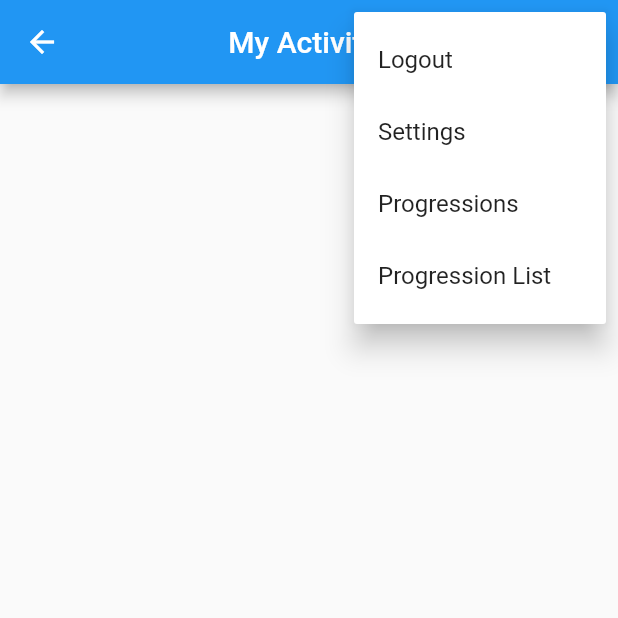
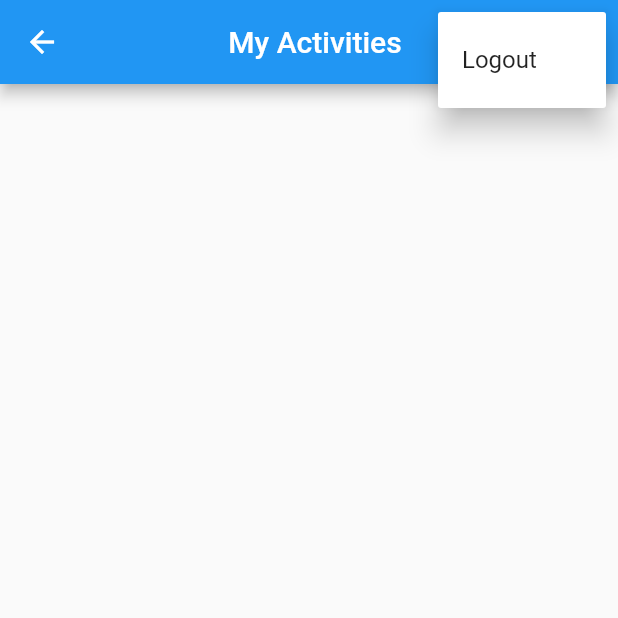
Before and after one commit to indumathiValliappan/continuum_mobile, a Flutter app: the MyGetHttpData screen opened directly, after a tap on the "more vert" icon, on a phone screen of 412 x 824 dp, the top half of it. Run offline on Flutter 3.47's test engine with Material 2 defaults, Android fonts, the phone set to English and light mode, and no system bars; our stand-ins replace carousel_slider, shared_preferences; accounts and stored records are empty.

```diff
--- a/flutter_app_ctm/lib/main.dart
+++ b/flutter_app_ctm/lib/main.dart
@@ -6,6 +6,7 @@ import 'dart:async';
 import 'dart:convert';
 
 import 'package:flutter/material.dart';
+import 'package:flutter_app_ctm/HomePage.dart';
 import 'package:flutter_app_ctm/pendingListPage.dart';
 import 'package:flutter_app_ctm/ProgressionListPage.dart';
 import 'package:http/http.dart' as http;
@@ -71,7 +72,7 @@ class MyApp extends StatelessWidget {
             storeInstanceAndToken(urlController.text, tokenController.text);
             Navigator.push(
               context,
-              MaterialPageRoute(builder: (context) => ProgressionListPage()),
+              MaterialPageRoute(builder: (context) => HomePage()),
             );
           } else {
             _scaffoldKey.currentState.showSnackBar(new SnackBar(content: new Text("Invalid instance or token")));
--- a/flutter_app_ctm/lib/pendingListPage.dart
+++ b/flutter_app_ctm/lib/pendingListPage.dart
@@ -3,10 +3,7 @@ import 'dart:convert';
 
 import 'package:flutter/material.dart';
 import 'package:flutter_app_ctm/PendingActivity.dart';
-import 'package:flutter_app_ctm/ProgressionsList.dart';
-import 'package:flutter_app_ctm/ProgressionListPage.dart';
 import 'package:flutter_app_ctm/main.dart';
-import 'package:flutter_app_ctm/settings.dart';
 import 'package:http/http.dart' as http;
 import 'package:shared_preferences/shared_preferences.dart';
 
@@ -33,41 +30,12 @@ class PendingListPage extends State<MyGetHttpData> {
                           context,
                           MaterialPageRoute(builder: (context) => MyApp()),
                         );
-            } else if (value == 'Settings') {
-              Navigator.push(
-                context,
-                MaterialPageRoute(builder: (context) => LoginPage()),
-              );
-            }
-            else if (value == 'Progressions') {
-              Navigator.push(
-                context,
-                MaterialPageRoute(builder: (context) => new Progressions()),
-              );
-            }
-            else if (value == 'Progression List') {
-              Navigator.push(
-                context,
-                MaterialPageRoute(builder: (context) => ProgressionListPage()),
-              );
                       }
                       },
                     itemBuilder: (BuildContext context) => <PopupMenuItem<String>>[
                       const PopupMenuItem<String>(
                           value: 'Logout',
                           child: Text('Logout')
-            ),
-            const PopupMenuItem<String>(
-                value: 'Settings',
-                child: Text('Settings')
-            ),
-            const PopupMenuItem<String>(
-                value: 'Progressions',
-                child: Text('Progressions')
-            ),
-            const PopupMenuItem<String>(
-              value: 'Progression List',
-              child: Text("Progression List")
                       ),
                     ]
                 ),
```
Also changed, not shown: flutter_app_ctm/lib/HomePage.dart (added, +60 -0 lines). Lines whose indentation alone changed are shown as unchanged.
